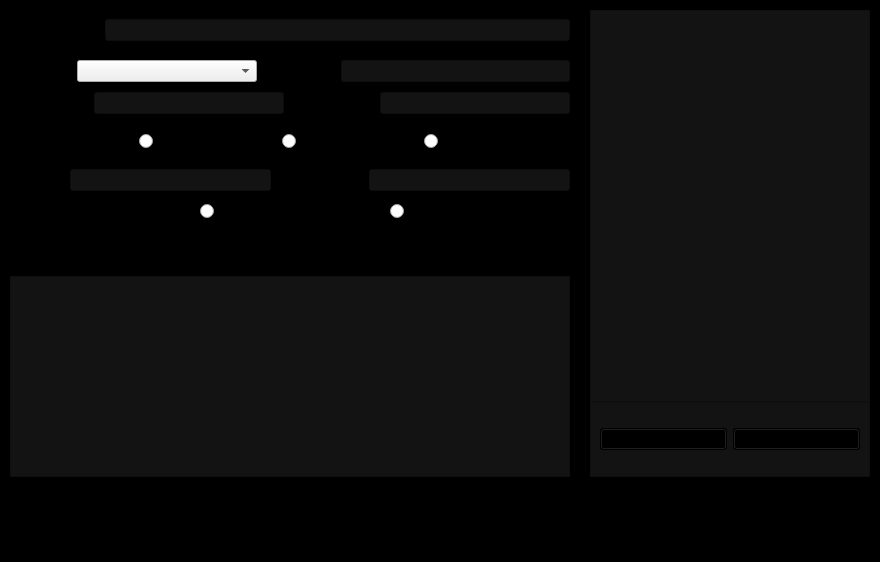
Qt form desktop/windows/form_products/data_produto.ui (hnmcano/unique) before a commit.
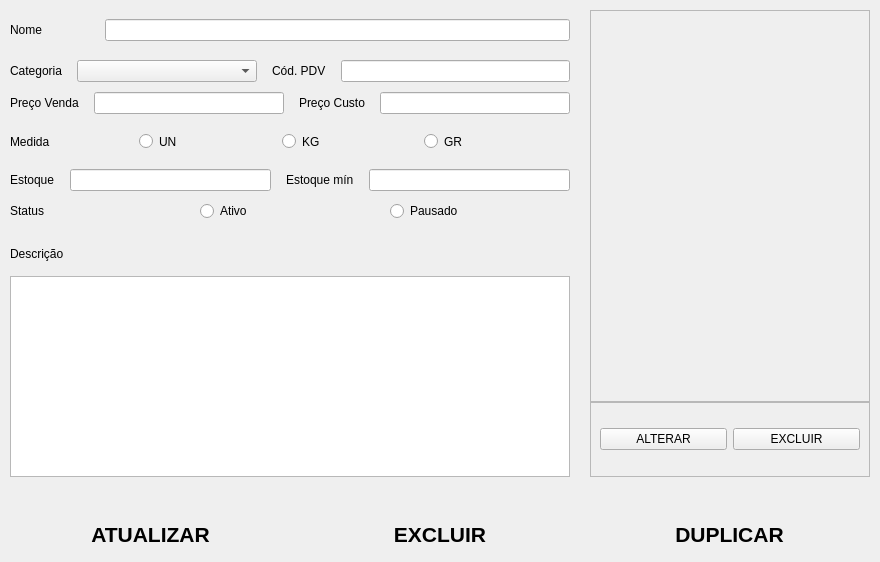
The same form after that commit. Icons and pictures are not drawn.

What changed in the file:
```diff
--- a/desktop/windows/form_products/data_produto.ui
+++ b/desktop/windows/form_products/data_produto.ui
@@ -26,43 +26,7 @@
    <string>PRODUTOS</string>
   </property>
   <property name="styleSheet">
-   <string notr="true">#centralwidget{
-	background-color: black;
-}
-
-#centralwidget QLineEdit{
-	background-color: #131314;
-}
-
-#centralwidget QPlainTextEdit{
-
-	background-color: #131314;
-	
-}
-
-#centralwidget #frame{
-	background-color: #131314;
-}
-
-
-#centralwidget #frame QPushButton{
-	background-color: black;
-}
-
-#centralwidget #frame QPushButton:hover{
-	background-color: #3c3c3c;
-}
-
-
-#centralwidget #frame_2{
-	background-color: #131314;
-}
-
-#centralwidget #image_label{
-	background-color: #131314;
-}
-
-</string>
+   <string notr="true"/>
   </property>
   <widget class="QWidget" name="centralwidget">
    <property name="styleSheet">
@@ -597,21 +561,6 @@
        </size>
       </property>
       <layout class="QHBoxLayout" name="horizontalLayout_10">
-       <property name="spacing">
-        <number>0</number>
-       </property>
-       <property name="leftMargin">
-        <number>0</number>
-       </property>
-       <property name="topMargin">
-        <number>0</number>
-       </property>
-       <property name="rightMargin">
-        <number>0</number>
-       </property>
-       <property name="bottomMargin">
-        <number>15</number>
-       </property>
        <item>
         <widget class="QPushButton" name="atualizar_dados">
          <property name="font">
@@ -621,7 +570,7 @@
           </font>
          </property>
          <property name="styleSheet">
-          <string notr="true">background-color: transparent;</string>
+          <string notr="true"/>
          </property>
          <property name="text">
           <string>ATUALIZAR</string>
@@ -657,7 +606,7 @@
           </font>
          </property>
          <property name="styleSheet">
-          <string notr="true">background-color: transparent;</string>
+          <string notr="true"/>
          </property>
          <property name="text">
           <string>EXCLUIR</string>
@@ -687,6 +636,37 @@
          </property>
         </widget>
        </item>
+       <item>
+        <widget class="QPushButton" name="duplicar_produtos">
+         <property name="font">
+          <font>
+           <pointsize>16</pointsize>
+           <bold>true</bold>
+          </font>
+         </property>
+         <property name="styleSheet">
+          <string notr="true"/>
+         </property>
+         <property name="text">
+          <string>DUPLICAR</string>
+         </property>
+         <property name="iconSize">
+          <size>
+           <width>40</width>
+           <height>40</height>
+          </size>
+         </property>
+         <property name="autoDefault">
+          <bool>true</bool>
+         </property>
+         <property name="default">
+          <bool>true</bool>
+         </property>
+         <property name="flat">
+          <bool>true</bool>
+         </property>
+        </widget>
+       </item>
       </layout>
      </widget>
     </item>
```
Left out of the diff: 10 changed lines with no effect on the pictures.
